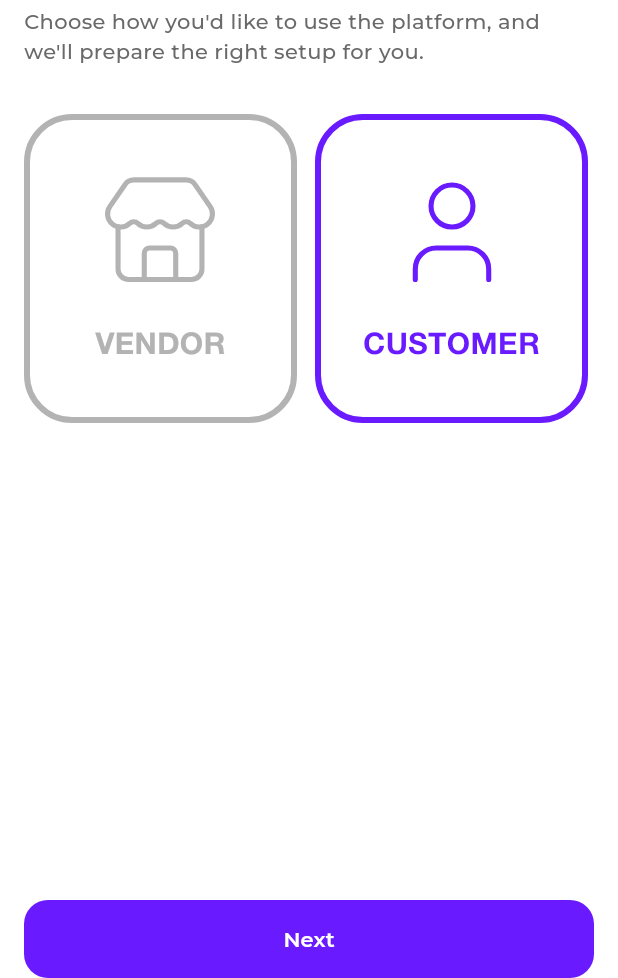
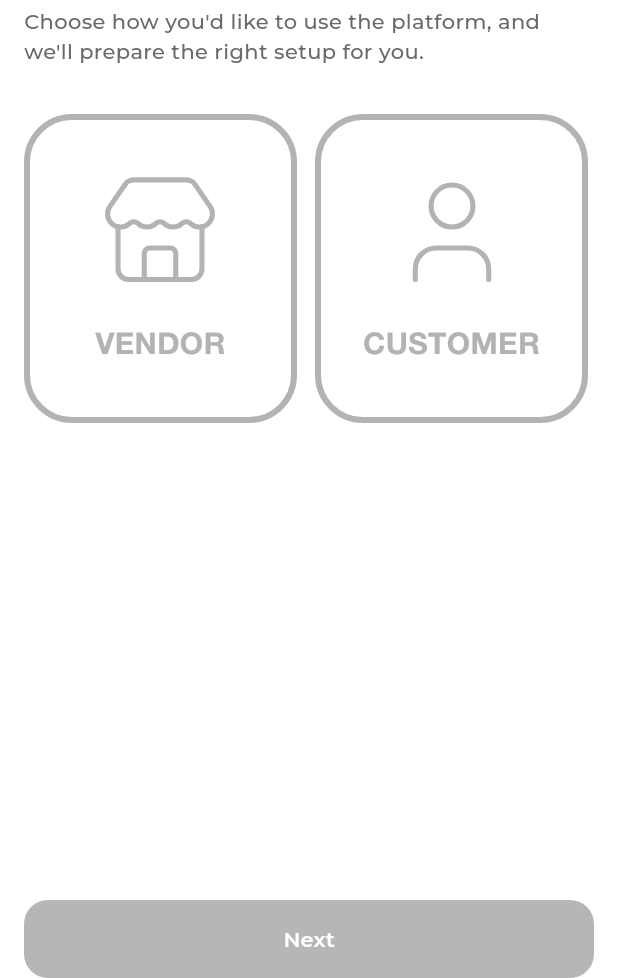
Before and after one commit to Manas1255/PlugdIn, a Flutter app: the RoleSelectionScreen screen opened by its route, on a phone screen of 412 x 824 dp, the part 258-1236 px from its top. Run offline on Flutter 3.47's test engine with Material 3 defaults, Android fonts, the light colour scheme and no system bars; drawn by our look-alikes of toastification; our stand-ins replace bloc, cached_network_image, device_info_plus, device_preview, dio, equatable and 10 more; missing offline and left inert: stream_chat_flutter; accounts and stored records are empty; generated files the repository leaves out were written again.

Commit message:
Fix: Button disabled color fixed

```diff
--- a/lib/constants/app_colors.dart
+++ b/lib/constants/app_colors.dart
@@ -11,6 +11,7 @@ abstract class AppColors {
   static const lightGreyColor = Color(0xFFEBEBEB);
   static const darkGrey = Color(0xFF565656);
   static const offWhite = Color(0xFFDBE6DD);
+  static const disabledButtonColor = Color(0xFFB6B6B6);
 
   ///My colors end
 
--- a/lib/constants/app_text_style.dart
+++ b/lib/constants/app_text_style.dart
@@ -23,7 +23,11 @@ extension AppTextStyle on BuildContext {
 
   TextStyle get h1 => _heading(32, FontWeight.w700, AppColors.black);
   TextStyle get h2 => _heading(28, FontWeight.w600, AppColors.black);
-  TextStyle get h3 => _heading(20, FontWeight.w700, AppColors.black);
+  TextStyle get h3 => _heading(20, FontWeight.w500, AppColors.black);
+
+  TextStyle get h1White => _heading(32, FontWeight.w700, AppColors.white);
+  TextStyle get h2White => _heading(28, FontWeight.w600, AppColors.white);
+  TextStyle get h3White => _heading(20, FontWeight.w700, AppColors.white);
 
   TextStyle get t1 => _body(20, FontWeight.w600, AppColors.black);
   TextStyle get t2 => _body(18, FontWeight.w500, AppColors.black);
--- a/lib/enums/role_type.dart
+++ b/lib/enums/role_type.dart
@@ -1,9 +1,12 @@
 enum RoleType {
+  none,
   customer,
   vendor;
 
   String get toName {
     switch (this) {
+      case RoleType.none:
+        return 'none';
       case RoleType.customer:
         return 'customer';
       case RoleType.vendor:
@@ -13,6 +16,8 @@ enum RoleType {
 
   String get toDisplayName {
     switch (this) {
+      case RoleType.none:
+        return 'NONE';
       case RoleType.customer:
         return 'CUSTOMER';
       case RoleType.vendor:
@@ -22,6 +27,8 @@ enum RoleType {
 
   static RoleType toEnum(String value) {
     switch (value.toLowerCase()) {
+      case 'none':
+        return RoleType.none;
       case 'customer':
         return RoleType.customer;
       case 'vendor':
--- a/lib/features/onboarding/presentation/cubit/state.dart
+++ b/lib/features/onboarding/presentation/cubit/state.dart
@@ -4,7 +4,7 @@ import 'package:plugdin/utils/helpers/data_state.dart';
 
 class OnboardingState extends Equatable {
   const OnboardingState({
-    this.selectedRoleType = RoleType.customer,
+    this.selectedRoleType = RoleType.none,
     this.emailSignUp = const DataState.initial(),
     this.emailLogin = const DataState.initial(),
   });
--- a/lib/features/onboarding/presentation/views/role_selection_screen.dart
+++ b/lib/features/onboarding/presentation/views/role_selection_screen.dart
@@ -96,6 +96,7 @@ class RoleSelectionScreen extends StatelessWidget {
                   AppRouteNames.signUpScreen,
                 );
               },
+              disabled: state.selectedRoleType == RoleType.none,
               outsidePadding: const EdgeInsetsDirectional.symmetric(
                 horizontal: 16,
               ),
--- a/lib/features/onboarding/presentation/views/welcome_screen.dart
+++ b/lib/features/onboarding/presentation/views/welcome_screen.dart
@@ -34,7 +34,9 @@ class _OnboardingScreenState extends State<OnboardingScreen> {
             Text(
               'Your event, your way, we’ll connect you with the best.',
               textAlign: TextAlign.center,
-              style: context.t1White,
+              style: context.h3.copyWith(
+                color: AppColors.white,
+              ),
             ),
           ],
         ),
--- a/lib/utils/widgets/core_widgets/button.dart
+++ b/lib/utils/widgets/core_widgets/button.dart
@@ -11,8 +11,8 @@ class PIButton extends StatelessWidget {
     super.key,
     this.backgroundColor = AppColors.secondaryColor,
     this.textColor = AppColors.white,
-    this.disabledTextColor = AppColors.offWhite,
-    this.disabledBackgroundColor,
+    this.disabledTextColor = AppColors.white,
+    this.disabledBackgroundColor = AppColors.disabledButtonColor,
     this.borderRadius = 16,
     this.padding = const EdgeInsetsDirectional.symmetric(
       vertical: 16,
@@ -55,10 +55,10 @@ class PIButton extends StatelessWidget {
     this.borderColor = AppColors.offWhite,
   }) : textColor = AppColors.white,
        disabledTextColor = AppColors.black,
-       disabledBackgroundColor = AppColors.lightGreyColor,
+       disabledBackgroundColor = AppColors.disabledButtonColor,
        loadingColor = AppColors.black;
 
-  PIButton.secondary({
+  const PIButton.secondary({
     required this.text,
     required this.onPressed,
     this.isLoading = false,
@@ -82,7 +82,7 @@ class PIButton extends StatelessWidget {
     this.textColor = AppColors.black,
   }) : backgroundColor = AppColors.white,
        disabledTextColor = AppColors.black,
-       disabledBackgroundColor = AppColors.primaryColor,
+       disabledBackgroundColor = AppColors.lightGreyColor,
        loadingColor = AppColors.black;
 
   final String text;
```
